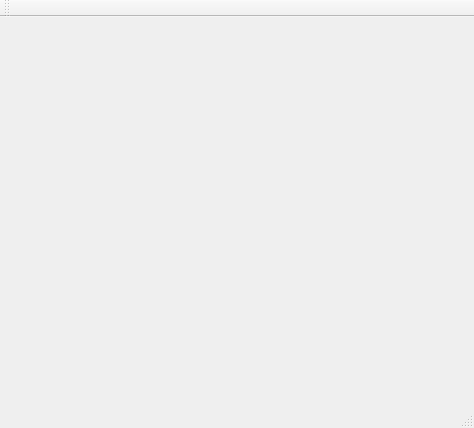
Dwarf-Therapist/Dwarf-Therapist, file experiments/graphicstherapist/mainwindow.ui: the form before one commit.
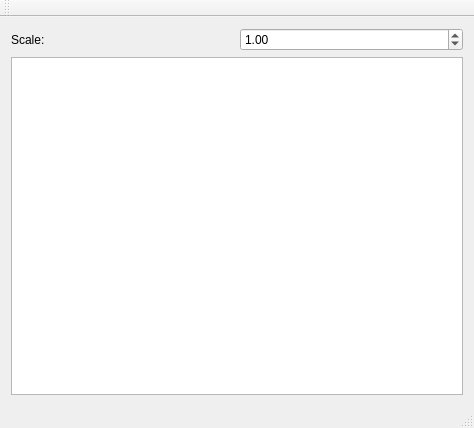
The form after the commit.

The edit to the form file:
```diff
--- a/experiments/graphicstherapist/mainwindow.ui
+++ b/experiments/graphicstherapist/mainwindow.ui
@@ -13,7 +13,37 @@
   <property name="windowTitle">
    <string>MainWindow</string>
   </property>
-  <widget class="QWidget" name="centralWidget"/>
+  <widget class="QWidget" name="centralWidget">
+   <layout class="QVBoxLayout" name="verticalLayout">
+    <item>
+     <layout class="QHBoxLayout" name="horizontalLayout">
+      <item>
+       <widget class="QLabel" name="label">
+        <property name="text">
+         <string>Scale:</string>
+        </property>
+       </widget>
+      </item>
+      <item>
+       <widget class="QDoubleSpinBox" name="doubleSpinBox">
+        <property name="maximum">
+         <double>10.000000000000000</double>
+        </property>
+        <property name="singleStep">
+         <double>0.100000000000000</double>
+        </property>
+        <property name="value">
+         <double>1.000000000000000</double>
+        </property>
+       </widget>
+      </item>
+     </layout>
+    </item>
+    <item>
+     <widget class="QGraphicsView" name="gv_main"/>
+    </item>
+   </layout>
+  </widget>
   <widget class="QMenuBar" name="menuBar">
    <property name="geometry">
     <rect>
```
Left out of the diff: 23 changed lines with no effect on the pictures.
